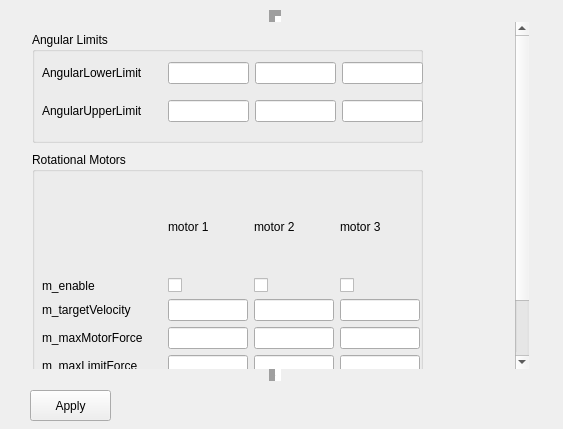
Above: src/genelab/core/ui/widgets/entities/generic6dofconstraintcontroller.ui from GeneCraft/GeneCraft-Project before the change. Below: the same form after it.
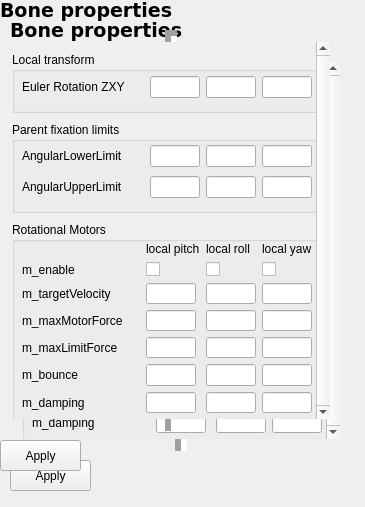
That is the form after the change.

```diff
--- a/src/genelab/core/ui/widgets/entities/generic6dofconstraintcontroller.ui
+++ b/src/genelab/core/ui/widgets/entities/generic6dofconstraintcontroller.ui
@@ -6,8 +6,8 @@
    <rect>
     <x>0</x>
     <y>0</y>
-    <width>563</width>
-    <height>429</height>
+    <width>365</width>
+    <height>507</height>
    </rect>
   </property>
   <property name="windowTitle">
@@ -16,8 +16,8 @@
   <widget class="QPushButton" name="pbSaveChanges">
    <property name="geometry">
     <rect>
-     <x>30</x>
-     <y>390</y>
+     <x>10</x>
+     <y>460</y>
      <width>81</width>
      <height>31</height>
     </rect>
@@ -30,9 +30,9 @@
    <property name="geometry">
     <rect>
      <x>10</x>
-     <y>10</y>
-     <width>531</width>
-     <height>371</height>
+     <y>50</y>
+     <width>342</width>
+     <height>401</height>
     </rect>
    </property>
    <property name="frameShape">
@@ -45,36 +45,36 @@
     <enum>Qt::ScrollBarAlwaysOn</enum>
    </property>
    <property name="widgetResizable">
-    <bool>false</bool>
+    <bool>true</bool>
    </property>
    <widget class="QWidget" name="scrollAreaWidgetContents_2">
     <property name="geometry">
      <rect>
       <x>0</x>
       <y>0</y>
-      <width>412</width>
-      <height>419</height>
+      <width>313</width>
+      <height>389</height>
      </rect>
     </property>
     <widget class="QGroupBox" name="gbAngularLimits">
      <property name="geometry">
       <rect>
-       <x>10</x>
-       <y>10</y>
-       <width>391</width>
-       <height>111</height>
+       <x>0</x>
+       <y>80</y>
+       <width>311</width>
+       <height>91</height>
       </rect>
      </property>
      <property name="title">
-      <string>Angular Limits</string>
+      <string>Parent fixation limits</string>
      </property>
      <widget class="QWidget" name="gridLayoutWidget_2">
       <property name="geometry">
        <rect>
         <x>10</x>
         <y>20</y>
-        <width>381</width>
-        <height>81</height>
+        <width>290</width>
+        <height>61</height>
        </rect>
       </property>
       <layout class="QGridLayout" name="glAngularLimits">
@@ -99,30 +99,69 @@
         </widget>
        </item>
        <item row="0" column="1">
-        <widget class="QLineEdit" name="leAngularLowerLimit_x"/>
+        <widget class="QLineEdit" name="leAngularLowerLimit_x">
+         <property name="maximumSize">
+          <size>
+           <width>50</width>
+           <height>16777215</height>
+          </size>
+         </property>
+        </widget>
        </item>
        <item row="1" column="1">
         <widget class="QLineEdit" name="leAngularUpperLimit_x">
+         <property name="maximumSize">
+          <size>
+           <width>50</width>
+           <height>16777215</height>
+          </size>
+         </property>
          <property name="text">
           <string/>
          </property>
         </widget>
        </item>
        <item row="0" column="2">
-        <widget class="QLineEdit" name="leAngularLowerLimit_y"/>
+        <widget class="QLineEdit" name="leAngularLowerLimit_y">
+         <property name="maximumSize">
+          <size>
+           <width>50</width>
+           <height>16777215</height>
+          </size>
+         </property>
+        </widget>
        </item>
        <item row="1" column="2">
         <widget class="QLineEdit" name="leAngularUpperLimit_y">
+         <property name="maximumSize">
+          <size>
+           <width>50</width>
+           <height>16777215</height>
+          </size>
+         </property>
          <property name="text">
           <string/>
          </property>
         </widget>
        </item>
        <item row="0" column="3">
-        <widget class="QLineEdit" name="leAngularLowerLimit_z"/>
+        <widget class="QLineEdit" name="leAngularLowerLimit_z">
+         <property name="maximumSize">
+          <size>
+           <width>50</width>
+           <height>16777215</height>
+          </size>
+         </property>
+        </widget>
        </item>
        <item row="1" column="3">
         <widget class="QLineEdit" name="leAngularUpperLimit_z">
+         <property name="maximumSize">
+          <size>
+           <width>50</width>
+           <height>16777215</height>
+          </size>
+         </property>
          <property name="text">
           <string/>
          </property>
@@ -134,10 +173,10 @@
     <widget class="QGroupBox" name="gbAngularMotors">
      <property name="geometry">
       <rect>
-       <x>10</x>
-       <y>130</y>
-       <width>391</width>
-       <height>291</height>
+       <x>0</x>
+       <y>180</y>
+       <width>311</width>
+       <height>201</height>
       </rect>
      </property>
      <property name="title">
@@ -147,9 +186,9 @@
       <property name="geometry">
        <rect>
         <x>10</x>
-        <y>30</y>
-        <width>380</width>
-        <height>251</height>
+        <y>20</y>
+        <width>290</width>
+        <height>171</height>
        </rect>
       </property>
       <layout class="QGridLayout" name="glAngularMotors">
@@ -162,14 +201,14 @@
        <item row="0" column="3">
         <widget class="QLabel" name="l_m3">
          <property name="text">
-          <string>motor 3</string>
+          <string>local yaw</string>
          </property>
         </widget>
        </item>
        <item row="0" column="2">
         <widget class="QLabel" name="l_m2">
          <property name="text">
-          <string>motor 2</string>
+          <string>local roll</string>
          </property>
         </widget>
        </item>
@@ -251,7 +290,7 @@
          </property>
          <property name="maximumSize">
           <size>
-           <width>80</width>
+           <width>50</width>
            <height>16777215</height>
           </size>
          </property>
@@ -267,7 +306,7 @@
          </property>
          <property name="maximumSize">
           <size>
-           <width>80</width>
+           <width>50</width>
            <height>16777215</height>
           </size>
          </property>
@@ -277,7 +316,7 @@
         <widget class="QLineEdit" name="leTargetVelocity_m3">
          <property name="maximumSize">
           <size>
-           <width>80</width>
+           <width>50</width>
            <height>16777215</height>
           </size>
          </property>
@@ -312,7 +351,7 @@
          </property>
          <property name="maximumSize">
           <size>
-           <width>80</width>
+           <width>50</width>
            <height>16777215</height>
           </size>
          </property>
@@ -322,7 +361,7 @@
         <widget class="QLineEdit" name="leMaxMotorForce_m2">
          <property name="maximumSize">
           <size>
-           <width>80</width>
+           <width>50</width>
            <height>16777215</height>
           </size>
          </property>
@@ -332,7 +371,7 @@
         <widget class="QLineEdit" name="leMaxMotorForce_m3">
          <property name="maximumSize">
           <size>
-           <width>80</width>
+           <width>50</width>
            <height>16777215</height>
           </size>
          </property>
@@ -341,7 +380,7 @@
        <item row="0" column="1">
         <widget class="QLabel" name="l_m1">
          <property name="text">
-          <string>motor 1</string>
+          <string>local pitch</string>
          </property>
         </widget>
        </item>
@@ -355,7 +394,7 @@
          </property>
          <property name="maximumSize">
           <size>
-           <width>80</width>
+           <width>50</width>
            <height>16777215</height>
           </size>
          </property>
@@ -365,7 +404,7 @@
         <widget class="QLineEdit" name="leMaxLimitForce_m2">
          <property name="maximumSize">
           <size>
-           <width>80</width>
+           <width>50</width>
            <height>16777215</height>
           </size>
          </property>
@@ -375,7 +414,7 @@
         <widget class="QLineEdit" name="leMaxLimitForce_m3">
          <property name="maximumSize">
           <size>
-           <width>80</width>
+           <width>50</width>
            <height>16777215</height>
           </size>
          </property>
@@ -429,7 +468,7 @@
          </property>
          <property name="maximumSize">
           <size>
-           <width>80</width>
+           <width>50</width>
            <height>16777215</height>
           </size>
          </property>
@@ -445,7 +484,7 @@
          </property>
          <property name="maximumSize">
           <size>
-           <width>80</width>
+           <width>50</width>
            <height>16777215</height>
           </size>
          </property>
@@ -461,7 +500,7 @@
          </property>
          <property name="maximumSize">
           <size>
-           <width>80</width>
+           <width>50</width>
            <height>16777215</height>
           </size>
          </property>
@@ -496,7 +535,7 @@
          </property>
          <property name="maximumSize">
           <size>
-           <width>80</width>
+           <width>50</width>
            <height>16777215</height>
           </size>
          </property>
@@ -512,7 +551,7 @@
          </property>
          <property name="maximumSize">
           <size>
-           <width>80</width>
+           <width>50</width>
            <height>16777215</height>
           </size>
          </property>
@@ -528,7 +567,7 @@
          </property>
          <property name="maximumSize">
           <size>
-           <width>80</width>
+           <width>50</width>
            <height>16777215</height>
           </size>
          </property>
@@ -537,8 +576,751 @@
       </layout>
      </widget>
     </widget>
+    <widget class="QGroupBox" name="gbAngularLimits_2">
+     <property name="geometry">
+      <rect>
+       <x>0</x>
+       <y>10</y>
+       <width>311</width>
+       <height>61</height>
+      </rect>
+     </property>
+     <property name="title">
+      <string>Local transform</string>
+     </property>
+     <widget class="QWidget" name="gridLayoutWidget_3">
+      <property name="geometry">
+       <rect>
+        <x>10</x>
+        <y>20</y>
+        <width>290</width>
+        <height>31</height>
+       </rect>
+      </property>
+      <layout class="QGridLayout" name="glAngularLimits_2">
+       <item row="0" column="0">
+        <widget class="QLabel" name="lEulerRot">
+         <property name="minimumSize">
+          <size>
+           <width>120</width>
+           <height>0</height>
+          </size>
+         </property>
+         <property name="text">
+          <string>Euler Rotation ZXY</string>
+         </property>
+        </widget>
+       </item>
+       <item row="0" column="1">
+        <widget class="QLineEdit" name="leEulerRotX">
+         <property name="maximumSize">
+          <size>
+           <width>50</width>
+           <height>16777215</height>
+          </size>
+         </property>
+        </widget>
+       </item>
+       <item row="0" column="2">
+        <widget class="QLineEdit" name="leEulerRotY">
+         <property name="maximumSize">
+          <size>
+           <width>50</width>
+           <height>16777215</height>
+          </size>
+         </property>
+        </widget>
+       </item>
+       <item row="0" column="3">
+        <widget class="QLineEdit" name="leEulerRotZ">
+         <property name="maximumSize">
+          <size>
+           <width>50</width>
+           <height>16777215</height>
+          </size>
+         </property>
+        </widget>
+       </item>
+      </layout>
+     </widget>
+    </widget>
    </widget>
   </widget>
+  <widget class="QLabel" name="label">
+   <property name="geometry">
+    <rect>
+     <x>10</x>
+     <y>20</y>
+     <width>181</width>
+     <height>21</height>
+    </rect>
+   </property>
+   <property name="font">
+    <font>
+     <family>Verdana</family>
+     <pointsize>14</pointsize>
+     <weight>75</weight>
+     <bold>true</bold>
+    </font>
+   </property>
+   <property name="text">
+    <string>Bone properties</string>
+   </property>
+  </widget>
+  <widget class="QLabel" name="label_2">
+   <property name="geometry">
+    <rect>
+     <x>0</x>
+     <y>0</y>
+     <width>181</width>
+     <height>21</height>
+    </rect>
+   </property>
+   <property name="font">
+    <font>
+     <family>Verdana</family>
+     <pointsize>14</pointsize>
+     <weight>75</weight>
+     <bold>true</bold>
+    </font>
+   </property>
+   <property name="text">
+    <string>Bone properties</string>
+   </property>
+  </widget>
+  <widget class="QScrollArea" name="scrollArea_2">
+   <property name="geometry">
+    <rect>
+     <x>0</x>
+     <y>30</y>
+     <width>342</width>
+     <height>401</height>
+    </rect>
+   </property>
+   <property name="frameShape">
+    <enum>QFrame::VLine</enum>
+   </property>
+   <property name="lineWidth">
+    <number>6</number>
+   </property>
+   <property name="verticalScrollBarPolicy">
+    <enum>Qt::ScrollBarAlwaysOn</enum>
+   </property>
+   <property name="widgetResizable">
+    <bool>true</bool>
+   </property>
+   <widget class="QWidget" name="scrollAreaWidgetContents_3">
+    <property name="geometry">
+     <rect>
+      <x>0</x>
+      <y>0</y>
+      <width>313</width>
+      <height>389</height>
+     </rect>
+    </property>
+    <widget class="QGroupBox" name="gbAngularLimits_3">
+     <property name="geometry">
+      <rect>
+       <x>0</x>
+       <y>80</y>
+       <width>311</width>
+       <height>91</height>
+      </rect>
+     </property>
+     <property name="title">
+      <string>Parent fixation limits</string>
+     </property>
+     <widget class="QWidget" name="gridLayoutWidget_4">
+      <property name="geometry">
+       <rect>
+        <x>10</x>
+        <y>20</y>
+        <width>290</width>
+        <height>61</height>
+       </rect>
+      </property>
+      <layout class="QGridLayout" name="glAngularLimits_3">
+       <item row="0" column="0">
+        <widget class="QLabel" name="lAngularLowerLimit_title_2">
+         <property name="minimumSize">
+          <size>
+           <width>120</width>
+           <height>0</height>
+          </size>
+         </property>
+         <property name="text">
+          <string>AngularLowerLimit</string>
+         </property>
+        </widget>
+       </item>
+       <item row="1" column="0">
+        <widget class="QLabel" name="lAngularUpperLimit_title_2">
+         <property name="text">
+          <string>AngularUpperLimit</string>
+         </property>
+        </widget>
+       </item>
+       <item row="0" column="1">
+        <widget class="QLineEdit" name="leAngularLowerLimit_x_2">
+         <property name="maximumSize">
+          <size>
+           <width>50</width>
+           <height>16777215</height>
+          </size>
+         </property>
+        </widget>
+       </item>
+       <item row="1" column="1">
+        <widget class="QLineEdit" name="leAngularUpperLimit_x_2">
+         <property name="maximumSize">
+          <size>
+           <width>50</width>
+           <height>16777215</height>
+          </size>
+         </property>
+         <property name="text">
+          <string/>
+         </property>
+        </widget>
+       </item>
+       <item row="0" column="2">
+        <widget class="QLineEdit" name="leAngularLowerLimit_y_2">
+         <property name="maximumSize">
+          <size>
+           <width>50</width>
+           <height>16777215</height>
+          </size>
+         </property>
+        </widget>
+       </item>
+       <item row="1" column="2">
+        <widget class="QLineEdit" name="leAngularUpperLimit_y_2">
+         <property name="maximumSize">
+          <size>
+           <width>50</width>
+           <height>16777215</height>
+          </size>
+         </property>
+         <property name="text">
+          <string/>
+         </property>
+        </widget>
+       </item>
+       <item row="0" column="3">
+        <widget class="QLineEdit" name="leAngularLowerLimit_z_2">
+         <property name="maximumSize">
+          <size>
+           <width>50</width>
+           <height>16777215</height>
+          </size>
+         </property>
+        </widget>
+       </item>
+       <item row="1" column="3">
+        <widget class="QLineEdit" name="leAngularUpperLimit_z_2">
+         <property name="maximumSize">
+          <size>
+           <width>50</width>
+           <height>16777215</height>
+          </size>
+         </property>
+         <property name="text">
+          <string/>
+         </property>
+        </widget>
+       </item>
+      </layout>
+     </widget>
+    </widget>
+    <widget class="QGroupBox" name="gbAngularMotors_2">
+     <property name="geometry">
+      <rect>
+       <x>0</x>
+       <y>180</y>
+       <width>311</width>
+       <height>201</height>
+      </rect>
+     </property>
+     <property name="title">
+      <string>Rotational Motors</string>
+     </property>
+     <widget class="QWidget" name="gridLayoutWidget_5">
+      <property name="geometry">
+       <rect>
+        <x>10</x>
+        <y>20</y>
+        <width>290</width>
+        <height>171</height>
+       </rect>
+      </property>
+      <layout class="QGridLayout" name="glAngularMotors_2">
+       <property name="sizeConstraint">
+        <enum>QLayout::SetDefaultConstraint</enum>
+       </property>
+       <property name="margin">
+        <number>0</number>
+       </property>
+       <item row="0" column="3">
+        <widget class="QLabel" name="l_m3_2">
+         <property name="text">
+          <string>local yaw</string>
+         </property>
+        </widget>
+       </item>
+       <item row="0" column="2">
+        <widget class="QLabel" name="l_m2_2">
+         <property name="text">
+          <string>local roll</string>
+         </property>
+        </widget>
+       </item>
+       <item row="1" column="1">
+        <widget class="QCheckBox" name="cbEnable_m1_2">
+         <property name="text">
+          <string/>
+         </property>
+        </widget>
+       </item>
+       <item row="1" column="2">
+        <widget class="QCheckBox" name="cbEnable_m2_2">
+         <property name="text">
+          <string/>
+         </property>
+        </widget>
+       </item>
+       <item row="1" column="3">
+        <widget class="QCheckBox" name="cbEnable_m3_2">
+         <property name="text">
+          <string/>
+         </property>
+        </widget>
+       </item>
+       <item row="1" column="0">
+        <widget class="QLabel" name="l_enable_title_2">
+         <property name="sizePolicy">
+          <sizepolicy hsizetype="Fixed" vsizetype="Preferred">
+           <horstretch>0</horstretch>
+           <verstretch>0</verstretch>
+          </sizepolicy>
+         </property>
+         <property name="maximumSize">
+          <size>
+           <width>100</width>
+           <height>16777215</height>
+          </size>
+         </property>
+         <property name="text">
+          <string>m_enable</string>
+         </property>
+        </widget>
+       </item>
+       <item row="2" column="0">
+        <widget class="QLabel" name="l_targetVelocity_title_2">
+         <property name="sizePolicy">
+          <sizepolicy hsizetype="Fixed" vsizetype="Preferred">
+           <horstretch>0</horstretch>
+           <verstretch>0</verstretch>
+          </sizepolicy>
+         </property>
+         <property name="minimumSize">
+          <size>
+           <width>120</width>
+           <height>0</height>
+          </size>
+         </property>
+         <property name="maximumSize">
+          <size>
+           <width>100</width>
+           <height>16777215</height>
+          </size>
+         </property>
+         <property name="text">
+          <string>m_targetVelocity</string>
+         </property>
+        </widget>
+       </item>
+       <item row="2" column="1">
+        <widget class="QLineEdit" name="leTargetVelocity_m1_2">
+         <property name="enabled">
+          <bool>true</bool>
+         </property>
+         <property name="sizePolicy">
+          <sizepolicy hsizetype="Fixed" vsizetype="Fixed">
+           <horstretch>0</horstretch>
+           <verstretch>0</verstretch>
+          </sizepolicy>
+         </property>
+         <property name="maximumSize">
+          <size>
+           <width>50</width>
+           <height>16777215</height>
+          </size>
+         </property>
+        </widget>
+       </item>
+       <item row="2" column="2">
+        <widget class="QLineEdit" name="leTargetVelocity_m2_2">
+         <property name="sizePolicy">
+          <sizepolicy hsizetype="Fixed" vsizetype="Fixed">
+           <horstretch>0</horstretch>
+           <verstretch>0</verstretch>
+          </sizepolicy>
+         </property>
+         <property name="maximumSize">
+          <size>
+           <width>50</width>
+           <height>16777215</height>
+          </size>
+         </property>
+        </widget>
+       </item>
+       <item row="2" column="3">
+        <widget class="QLineEdit" name="leTargetVelocity_m3_2">
+         <property name="maximumSize">
+          <size>
+           <width>50</width>
+           <height>16777215</height>
+          </size>
+         </property>
+        </widget>
+       </item>
+       <item row="3" column="0">
+        <widget class="QLabel" name="l_maxMotorForce_title_5">
+         <property name="sizePolicy">
+          <sizepolicy hsizetype="Fixed" vsizetype="Preferred">
+           <horstretch>0</horstretch>
+           <verstretch>0</verstretch>
+          </sizepolicy>
+         </property>
+         <property name="maximumSize">
+          <size>
+           <width>100</width>
+           <height>16777215</height>
+          </size>
+         </property>
+         <property name="text">
+          <string>m_maxMotorForce</string>
+         </property>
+        </widget>
+       </item>
+       <item row="3" column="1">
+        <widget class="QLineEdit" name="leMaxMotorForce_m1_2">
+         <property name="sizePolicy">
+          <sizepolicy hsizetype="Fixed" vsizetype="Fixed">
+           <horstretch>0</horstretch>
+           <verstretch>0</verstretch>
+          </sizepolicy>
+         </property>
+         <property name="maximumSize">
+          <size>
+           <width>50</width>
+           <height>16777215</height>
+          </size>
+         </property>
+        </widget>
+       </item>
+       <item row="3" column="2">
+        <widget class="QLineEdit" name="leMaxMotorForce_m2_2">
+         <property name="maximumSize">
+          <size>
+           <width>50</width>
+           <height>16777215</height>
+          </size>
+         </property>
+        </widget>
+       </item>
+       <item row="3" column="3">
+        <widget class="QLineEdit" name="leMaxMotorForce_m3_2">
+         <property name="maximumSize">
+          <size>
+           <width>50</width>
+           <height>16777215</height>
+          </size>
+         </property>
+        </widget>
+       </item>
+       <item row="0" column="1">
+        <widget class="QLabel" name="l_m1_2">
+         <property name="text">
+          <string>local pitch</string>
+         </property>
+        </widget>
+       </item>
+       <item row="4" column="1">
+        <widget class="QLineEdit" name="leMaxLimitForce_m1_2">
+         <property name="sizePolicy">
+          <sizepolicy hsizetype="Fixed" vsizetype="Fixed">
+           <horstretch>0</horstretch>
+           <verstretch>0</verstretch>
+          </sizepolicy>
+         </property>
+         <property name="maximumSize">
+          <size>
+           <width>50</width>
+           <height>16777215</height>
+          </size>
+         </property>
+        </widget>
+       </item>
+       <item row="4" column="2">
+        <widget class="QLineEdit" name="leMaxLimitForce_m2_2">
+         <property name="maximumSize">
+          <size>
+           <width>50</width>
+           <height>16777215</height>
+          </size>
+         </property>
+        </widget>
+       </item>
+       <item row="4" column="3">
+        <widget class="QLineEdit" name="leMaxLimitForce_m3_2">
+         <property name="maximumSize">
+          <size>
+           <width>50</width>
+           <height>16777215</height>
+          </size>
+         </property>
+        </widget>
+       </item>
+       <item row="4" column="0">
+        <widget class="QLabel" name="l_maxMotorForce_title_6">
+         <property name="sizePolicy">
+          <sizepolicy hsizetype="Fixed" vsizetype="Preferred">
+           <horstretch>0</horstretch>
+           <verstretch>0</verstretch>
+          </sizepolicy>
+         </property>
+         <property name="maximumSize">
+          <size>
+           <width>100</width>
+           <height>16777215</height>
+          </size>
+         </property>
+         <property name="text">
+          <string>m_maxLimitForce</string>
+         </property>
+        </widget>
+       </item>
+       <item row="5" column="0">
+        <widget class="QLabel" name="l_maxMotorForce_title_7">
+         <property name="sizePolicy">
+          <sizepolicy hsizetype="Fixed" vsizetype="Preferred">
+           <horstretch>0</horstretch>
+           <verstretch>0</verstretch>
+          </sizepolicy>
+         </property>
+         <property name="maximumSize">
+          <size>
+           <width>100</width>
+           <height>16777215</height>
+          </size>
+         </property>
+         <property name="text">
+          <string>m_bounce</string>
+         </property>
+        </widget>
+       </item>
+       <item row="5" column="1">
+        <widget class="QLineEdit" name="leBounce_m1_2">
+         <property name="sizePolicy">
+          <sizepolicy hsizetype="Fixed" vsizetype="Fixed">
+           <horstretch>0</horstretch>
+           <verstretch>0</verstretch>
+          </sizepolicy>
+         </property>
+         <property name="maximumSize">
+          <size>
+           <width>50</width>
+           <height>16777215</height>
+          </size>
+         </property>
+        </widget>
+       </item>
+       <item row="5" column="2">
+        <widget class="QLineEdit" name="leBounce_m2_2">
+         <property name="sizePolicy">
+          <sizepolicy hsizetype="Fixed" vsizetype="Fixed">
+           <horstretch>0</horstretch>
+           <verstretch>0</verstretch>
+          </sizepolicy>
+         </property>
+         <property name="maximumSize">
+          <size>
+           <width>50</width>
+           <height>16777215</height>
+          </size>
+         </property>
+        </widget>
+       </item>
+       <item row="5" column="3">
+        <widget class="QLineEdit" name="leBounce_m3_2">
+         <property name="sizePolicy">
+          <sizepolicy hsizetype="Fixed" vsizetype="Fixed">
+           <horstretch>0</horstretch>
+           <verstretch>0</verstretch>
+          </sizepolicy>
+         </property>
+         <property name="maximumSize">
+          <size>
+           <width>50</width>
+           <height>16777215</height>
+          </size>
+         </property>
+        </widget>
+       </item>
+       <item row="6" column="0">
+        <widget class="QLabel" name="l_maxMotorForce_title_8">
+         <property name="sizePolicy">
+          <sizepolicy hsizetype="Fixed" vsizetype="Preferred">
+           <horstretch>0</horstretch>
+           <verstretch>0</verstretch>
+          </sizepolicy>
+         </property>
+         <property name="maximumSize">
+          <size>
+           <width>100</width>
+           <height>16777215</height>
+          </size>
+         </property>
+         <property name="text">
+          <string>m_damping</string>
+         </property>
+        </widget>
+       </item>
+       <item row="6" column="1">
+        <widget class="QLineEdit" name="leDamping_m1_2">
+         <property name="sizePolicy">
+          <sizepolicy hsizetype="Fixed" vsizetype="Fixed">
+           <horstretch>0</horstretch>
+           <verstretch>0</verstretch>
+          </sizepolicy>
+         </property>
+         <property name="maximumSize">
+          <size>
+           <width>50</width>
+           <height>16777215</height>
+          </size>
+         </property>
+        </widget>
+       </item>
+       <item row="6" column="2">
+        <widget class="QLineEdit" name="leDamping_m2_2">
+         <property name="sizePolicy">
+          <sizepolicy hsizetype="Fixed" vsizetype="Fixed">
+           <horstretch>0</horstretch>
+           <verstretch>0</verstretch>
+          </sizepolicy>
+         </property>
+         <property name="maximumSize">
+          <size>
+           <width>50</width>
+           <height>16777215</height>
+          </size>
+         </property>
+        </widget>
+       </item>
+       <item row="6" column="3">
+        <widget class="QLineEdit" name="leDamping_m3_2">
+         <property name="sizePolicy">
+          <sizepolicy hsizetype="Fixed" vsizetype="Fixed">
+           <horstretch>0</horstretch>
+           <verstretch>0</verstretch>
+          </sizepolicy>
+         </property>
+         <property name="maximumSize">
+          <size>
+           <width>50</width>
+           <height>16777215</height>
+          </size>
+         </property>
+        </widget>
+       </item>
+      </layout>
+     </widget>
+    </widget>
+    <widget class="QGroupBox" name="gbAngularLimits_4">
+     <property name="geometry">
+      <rect>
+       <x>0</x>
+       <y>10</y>
+       <width>311</width>
+       <height>61</height>
+      </rect>
+     </property>
+     <property name="title">
+      <string>Local transform</string>
+     </property>
+     <widget class="QWidget" name="gridLayoutWidget_6">
+      <property name="geometry">
+       <rect>
+        <x>10</x>
+        <y>20</y>
+        <width>290</width>
+        <height>31</height>
+       </rect>
+      </property>
+      <layout class="QGridLayout" name="glAngularLimits_4">
+       <item row="0" column="0">
+        <widget class="QLabel" name="lEulerRot_2">
+         <property name="minimumSize">
+          <size>
+           <width>120</width>
+           <height>0</height>
+          </size>
+         </property>
+         <property name="text">
+          <string>Euler Rotation ZXY</string>
+         </property>
+        </widget>
+       </item>
+       <item row="0" column="1">
+        <widget class="QLineEdit" name="leEulerRotX_2">
+         <property name="maximumSize">
+          <size>
+           <width>50</width>
+           <height>16777215</height>
+          </size>
+         </property>
+        </widget>
+       </item>
+       <item row="0" column="2">
+        <widget class="QLineEdit" name="leEulerRotY_2">
+         <property name="maximumSize">
+          <size>
+           <width>50</width>
+           <height>16777215</height>
+          </size>
+         </property>
+        </widget>
+       </item>
+       <item row="0" column="3">
+        <widget class="QLineEdit" name="leEulerRotZ_2">
+         <property name="maximumSize">
+          <size>
+           <width>50</width>
+           <height>16777215</height>
+          </size>
+         </property>
+        </widget>
+       </item>
+      </layout>
+     </widget>
+    </widget>
+   </widget>
+  </widget>
+  <widget class="QPushButton" name="pbSaveChanges_2">
+   <property name="geometry">
+    <rect>
+     <x>0</x>
+     <y>440</y>
+     <width>81</width>
+     <height>31</height>
+    </rect>
+   </property>
+   <property name="text">
+    <string>Apply</string>
+   </property>
+  </widget>
  </widget>
  <resources/>
  <connections/>
```
